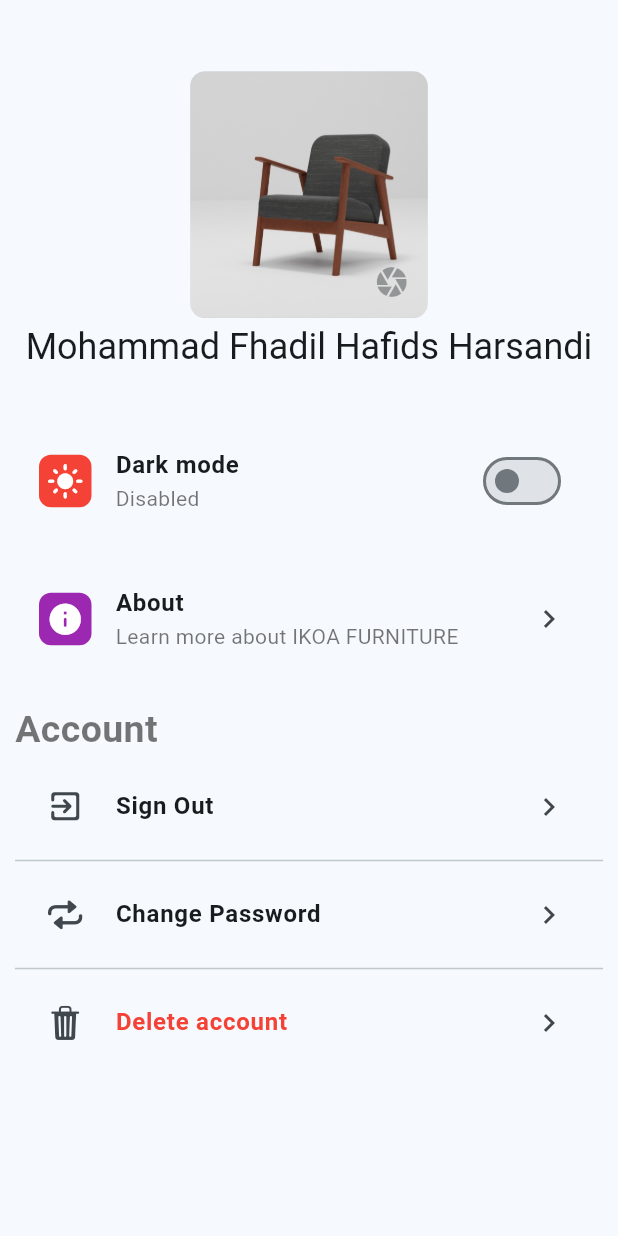
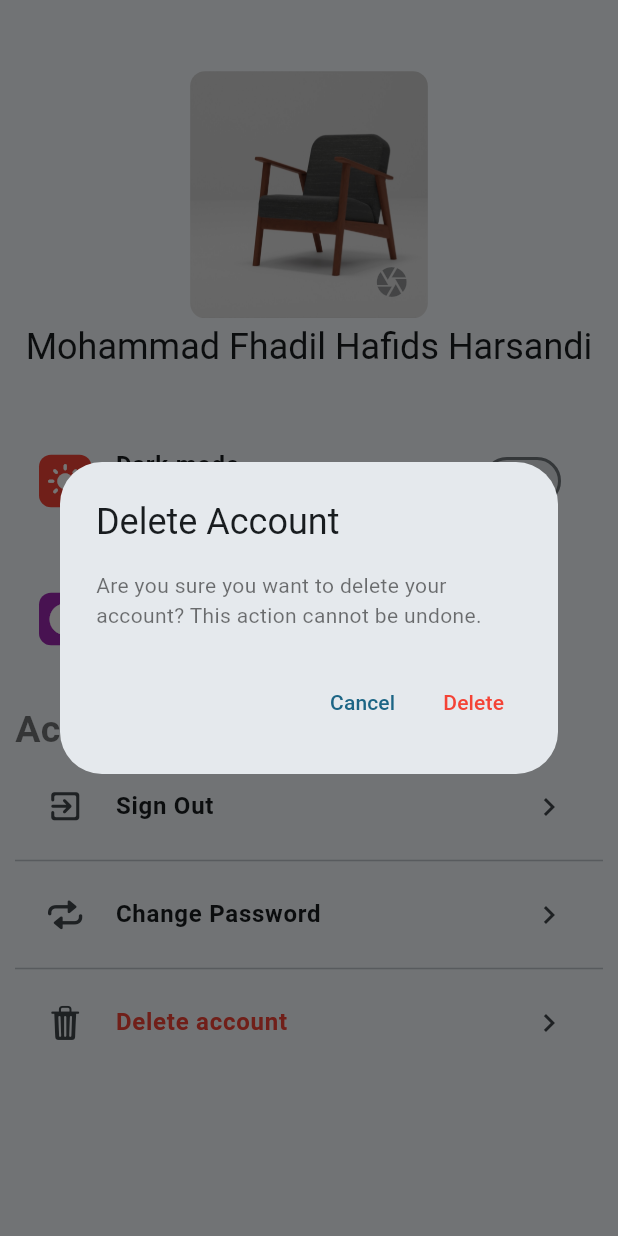
Before and after one commit to NurYahya24/UAS_mobile, a Flutter app: the ProfilePage screen opened directly, after a tap on "Delete account", on a phone screen of 412 x 824 dp. Run offline on Flutter 3.47's test engine with Material 2 defaults, Android fonts, the phone set to English and light mode, and no system bars; drawn by our look-alikes of babstrap_settings_screen; our stand-ins replace firebase_auth, firebase_core, introduction_screen; accounts and stored records are empty.

```diff
--- a/lib/screens/profile_page.dart
+++ b/lib/screens/profile_page.dart
@@ -10,6 +10,54 @@ import '../theme_mode_data.dart';
 
 class ProfilePage extends StatelessWidget {
   const ProfilePage();
+  Future<void> showDeleteConfirmationDialog(BuildContext context) async {
+    Future<void> deleteAccount() async {
+      try {
+        User? user = FirebaseAuth.instance.currentUser;
+        if (user != null) {
+          await user.delete();
+          print("User account deleted.");
+        } else {
+          print("No user signed in.");
+        }
+      } catch (e) {
+        print("Error deleting account: $e");
+      }
+    }
+
+    return showDialog(
+      context: context,
+      builder: (BuildContext context) {
+        return AlertDialog(
+          title: Text("Delete Account"),
+          content: Text(
+              "Are you sure you want to delete your account? This action cannot be undone."),
+          actions: [
+            TextButton(
+              onPressed: () {
+                Navigator.of(context).pop(); // Close the dialog
+              },
+              child: Text("Cancel"),
+            ),
+            TextButton(
+              onPressed: () async {
+                await deleteAccount();
+                Navigator.of(context).push(
+                  MaterialPageRoute(
+                    builder: (context) => SignInScreen(),
+                  ),
+                );
+              },
+              child: Text(
+                "Delete",
+                style: TextStyle(color: Colors.red),
+              ),
+            ),
+          ],
+        );
+      },
+    );
+  }
 
   @override
   Widget build(BuildContext context) {
@@ -102,7 +150,9 @@ class ProfilePage extends StatelessWidget {
                   title: "Change Password",
                 ),
                 SettingsItem(
-                  onTap: () {},
+                  onTap: () async {
+                    showDeleteConfirmationDialog(context);
+                  },
                   icons: CupertinoIcons.delete_solid,
                   title: "Delete account",
                   titleStyle: TextStyle(
```
Also changed, not shown: pubspec.lock.
